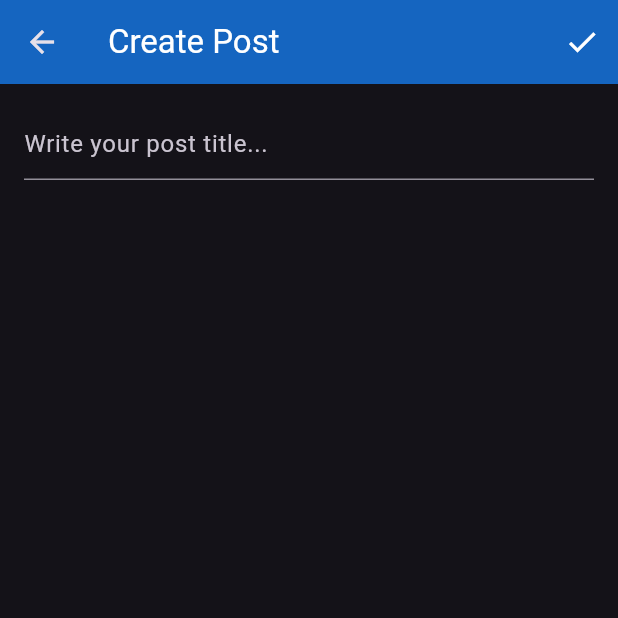
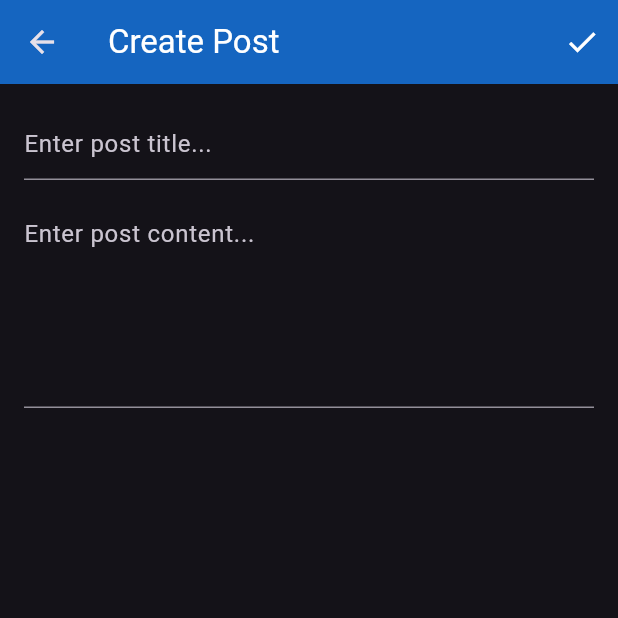
Before and after one commit to aakash-kr-7/Aether, a Flutter app: the CreatePostScreen screen opened directly, after a tap on the "check" icon, on a phone screen of 412 x 824 dp, the top half of it. Run offline on Flutter 3.47's test engine with Material 3 defaults, Android fonts, the phone set to English and light mode, and no system bars; our stand-ins replace cloud_firestore, firebase_auth, firebase_core, google_fonts; accounts and stored records are empty.

Commit message:
Forum is kinda working_still needs work

```diff
--- a/lib/main.dart
+++ b/lib/main.dart
@@ -43,9 +43,9 @@ class AuthWrapper extends StatelessWidget {
           return Center(child: CircularProgressIndicator());
         }
         if (snapshot.hasData) {
-          return HomeScreen(); // Redirect if user is logged in
+          return HomeScreen();
         }
-        return LoginScreen(); // Show login if not authenticated
+        return LoginScreen();
       },
     );
   }
--- a/lib/models/forum_post.dart
+++ b/lib/models/forum_post.dart
@@ -7,6 +7,8 @@ class ForumPost {
   final String title;
   final String content;
   final DateTime timestamp;
+  final List<String> likes; // Track likes by userId
+  final int commentCount;
 
   ForumPost({
     required this.postId,
@@ -15,6 +17,8 @@ class ForumPost {
     required this.title,
     required this.content,
     required this.timestamp,
+    this.likes = const [],
+    this.commentCount = 0,
   });
 
   factory ForumPost.fromMap(Map<String, dynamic> map) {
@@ -25,6 +29,8 @@ class ForumPost {
       title: map['title'],
       content: map['content'],
       timestamp: (map['timestamp'] as Timestamp).toDate(),
+      likes: List<String>.from(map['likes'] ?? []),
+      commentCount: map['commentCount'] ?? 0,
     );
   }
 
@@ -36,6 +42,8 @@ class ForumPost {
       'title': title,
       'content': content,
       'timestamp': timestamp,
+      'likes': likes,
+      'commentCount': commentCount,
     };
   }
 }
--- a/lib/screens/forum/create_post_screen.dart
+++ b/lib/screens/forum/create_post_screen.dart
@@ -10,13 +10,16 @@ class CreatePostScreen extends StatefulWidget {
 }
 
 class _CreatePostScreenState extends State<CreatePostScreen> {
-  final TextEditingController _controller = TextEditingController();
+  final TextEditingController _titleController = TextEditingController();
+  final TextEditingController _contentController = TextEditingController();
   final ForumService _forumService = ForumService();
   final _uuid = Uuid();
 
   void _submitPost() async {
-    String text = _controller.text;
-    if (text.isNotEmpty) {
+    String title = _titleController.text.trim();
+    String content = _contentController.text.trim();
+
+    if (title.isNotEmpty && content.isNotEmpty) {
       String userId = FirebaseAuth.instance.currentUser?.uid ?? "default_user";
       String username = FirebaseAuth.instance.currentUser?.email ?? "Anonymous";
       String postId = _uuid.v4();
@@ -25,9 +28,11 @@ class _CreatePostScreenState extends State<CreatePostScreen> {
         postId: postId,
         userId: userId,
         username: username,
-        title: text,
-        content: "This is a placeholder content for now.",
+        title: title,
+        content: content,
         timestamp: DateTime.now(),
+        likes: [],
+        commentCount: 0,
       );
 
       await _forumService.createPost(newPost);
@@ -48,10 +53,20 @@ class _CreatePostScreenState extends State<CreatePostScreen> {
       ),
       body: Padding(
         padding: EdgeInsets.all(16.0),
-        child: TextField(
-          controller: _controller,
-          decoration: InputDecoration(hintText: "Write your post title..."),
-          maxLines: 1,
+        child: Column(
+          children: [
+            TextField(
+              controller: _titleController,
+              decoration: InputDecoration(hintText: "Enter post title..."),
+              maxLines: 1,
+            ),
+            SizedBox(height: 16),
+            TextField(
+              controller: _contentController,
+              decoration: InputDecoration(hintText: "Enter post content..."),
+              maxLines: 5,
+            ),
+          ],
         ),
       ),
     );
```
Also changed, not shown: lib/screens/forum/forum_home.dart (+53 -19 lines), lib/screens/forum/post_detail_screen.dart (+12 -0 lines), lib/services/forum_service.dart (+29 -9 lines), lib/firebase_options.dart, 1 other file.
